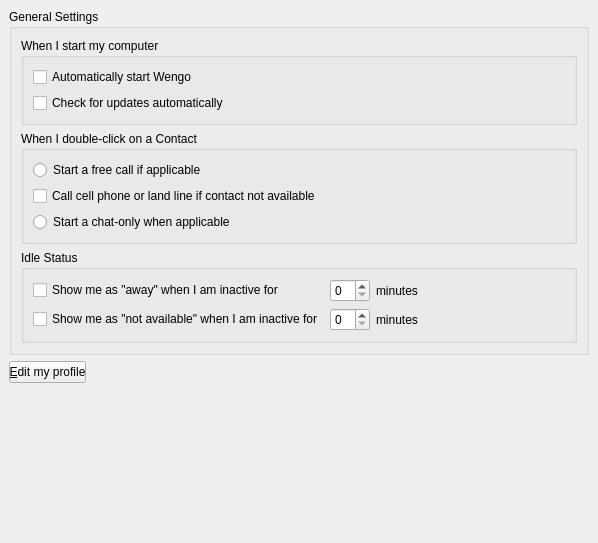
Above: wengophone/src/presentation/qt/config/GeneralSettings.ui from tkrotoff/WengoPhone before the change. Below: the same form after it.
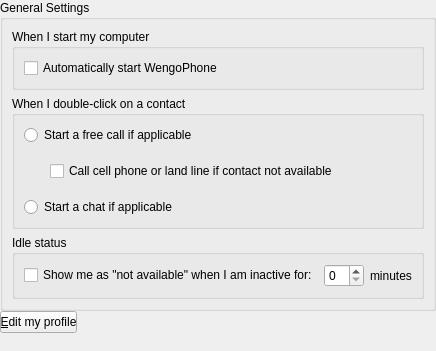
That is the form after the change.

The edit to the form file:
```diff
--- a/wengophone/src/presentation/qt/config/GeneralSettings.ui
+++ b/wengophone/src/presentation/qt/config/GeneralSettings.ui
@@ -8,8 +8,8 @@
    <rect>
     <x>0</x>
     <y>0</y>
-    <width>598</width>
-    <height>543</height>
+    <width>396</width>
+    <height>351</height>
    </rect>
   </property>
   <property name="windowTitle" >
@@ -17,10 +17,10 @@
   </property>
   <layout class="QGridLayout" >
    <property name="margin" >
-    <number>9</number>
+    <number>0</number>
    </property>
    <property name="spacing" >
-    <number>6</number>
+    <number>0</number>
    </property>
    <item row="2" column="1" >
     <spacer>
@@ -30,11 +30,24 @@
      <property name="sizeHint" >
       <size>
        <width>20</width>
-       <height>171</height>
+       <height>40</height>
       </size>
      </property>
     </spacer>
    </item>
+   <item row="1" column="0" >
+    <widget class="QPushButton" name="editProfileButton" >
+     <property name="maximumSize" >
+      <size>
+       <width>77</width>
+       <height>16777215</height>
+      </size>
+     </property>
+     <property name="text" >
+      <string>&amp;Edit my profile</string>
+     </property>
+    </widget>
+   </item>
    <item row="0" column="0" colspan="2" >
     <widget class="QGroupBox" name="groupBox" >
      <property name="title" >
@@ -47,10 +60,49 @@
       <property name="spacing" >
        <number>6</number>
       </property>
+      <item row="2" column="0" >
+       <widget class="QGroupBox" name="groupBox_4" >
+        <property name="title" >
+         <string>Idle status</string>
+        </property>
+        <layout class="QGridLayout" >
+         <property name="margin" >
+          <number>9</number>
+         </property>
+         <property name="spacing" >
+          <number>6</number>
+         </property>
+         <item row="0" column="2" >
+          <widget class="QLabel" name="label" >
+           <property name="text" >
+            <string>minutes</string>
+           </property>
+          </widget>
+         </item>
+         <item row="0" column="1" >
+          <widget class="QSpinBox" name="notAvailableSpinBox" >
+           <property name="maximumSize" >
+            <size>
+             <width>40</width>
+             <height>16777215</height>
+            </size>
+           </property>
+          </widget>
+         </item>
+         <item row="0" column="0" >
+          <widget class="QCheckBox" name="showNotAvailableCheckBox" >
+           <property name="text" >
+            <string>Show me as "not available" when I am inactive for:</string>
+           </property>
+          </widget>
+         </item>
+        </layout>
+       </widget>
+      </item>
       <item row="1" column="0" >
        <widget class="QGroupBox" name="groupBox_3" >
         <property name="title" >
-         <string>When I double-click on a Contact </string>
+         <string>When I double-click on a contact </string>
         </property>
         <layout class="QGridLayout" >
          <property name="margin" >
@@ -60,86 +112,39 @@
           <number>6</number>
          </property>
          <item row="1" column="0" >
+          <spacer>
+           <property name="orientation" >
+            <enum>Qt::Horizontal</enum>
+           </property>
+           <property name="sizeType" >
+            <enum>QSizePolicy::Fixed</enum>
+           </property>
+           <property name="sizeHint" >
+            <size>
+             <width>20</width>
+             <height>40</height>
+            </size>
+           </property>
+          </spacer>
+         </item>
+         <item row="1" column="1" >
           <widget class="QCheckBox" name="callCellPhoneCheckBox" >
            <property name="text" >
             <string>Call cell phone or land line if contact not available</string>
            </property>
           </widget>
          </item>
-         <item row="0" column="0" >
+         <item row="0" column="0" colspan="2" >
           <widget class="QRadioButton" name="startFreeCallRadioButton" >
            <property name="text" >
             <string>Start a free call if applicable</string>
            </property>
           </widget>
          </item>
-         <item row="2" column="0" >
+         <item row="2" column="0" colspan="2" >
           <widget class="QRadioButton" name="startChatOnlyRadioButton" >
            <property name="text" >
-            <string>Start a chat-only when applicable</string>
-           </property>
-          </widget>
-         </item>
-        </layout>
-       </widget>
-      </item>
-      <item row="2" column="0" >
-       <widget class="QGroupBox" name="groupBox_4" >
-        <property name="title" >
-         <string>Idle Status</string>
-        </property>
-        <layout class="QGridLayout" >
-         <property name="margin" >
-          <number>9</number>
-         </property>
-         <property name="spacing" >
-          <number>6</number>
-         </property>
-         <item row="1" column="2" >
-          <widget class="QLabel" name="label_2" >
-           <property name="text" >
-            <string>minutes</string>
-           </property>
-          </widget>
-         </item>
-         <item row="1" column="1" >
-          <widget class="QSpinBox" name="notAvailableSpinBox" >
-           <property name="maximumSize" >
-            <size>
-             <width>40</width>
-             <height>16777215</height>
-            </size>
-           </property>
-          </widget>
-         </item>
-         <item row="1" column="0" >
-          <widget class="QCheckBox" name="showNotAvailableCheckBox" >
-           <property name="text" >
-            <string>Show me as "not available" when I am inactive for</string>
-           </property>
-          </widget>
-         </item>
-         <item row="0" column="2" >
-          <widget class="QLabel" name="label" >
-           <property name="text" >
-            <string>minutes</string>
-           </property>
-          </widget>
-         </item>
-         <item row="0" column="1" >
-          <widget class="QSpinBox" name="awaySpinBox" >
-           <property name="maximumSize" >
-            <size>
-             <width>40</width>
-             <height>16777215</height>
-            </size>
-           </property>
-          </widget>
-         </item>
-         <item row="0" column="0" >
-          <widget class="QCheckBox" name="showAwayCheckBox" >
-           <property name="text" >
-            <string>Show me as "away" when I am inactive for</string>
+            <string>Start a chat if applicable</string>
            </property>
           </widget>
          </item>
@@ -158,17 +163,10 @@
          <property name="spacing" >
           <number>6</number>
          </property>
-         <item row="1" column="0" >
-          <widget class="QCheckBox" name="checkForUpdateCheckBox" >
-           <property name="text" >
-            <string>Check for updates automatically</string>
-           </property>
-          </widget>
-         </item>
          <item row="0" column="0" >
           <widget class="QCheckBox" name="startWengoCheckBox" >
            <property name="text" >
-            <string>Automatically start Wengo</string>
+            <string>Automatically start WengoPhone</string>
            </property>
           </widget>
          </item>
@@ -178,19 +176,6 @@
      </layout>
     </widget>
    </item>
-   <item row="1" column="0" >
-    <widget class="QPushButton" name="editProfilePushButton" >
-     <property name="maximumSize" >
-      <size>
-       <width>77</width>
-       <height>16777215</height>
-      </size>
-     </property>
-     <property name="text" >
-      <string>&amp;Edit my profile</string>
-     </property>
-    </widget>
-   </item>
   </layout>
  </widget>
  <pixmapfunction></pixmapfunction>
```
Left out of the diff: 16 changed lines with no effect on the pictures.
